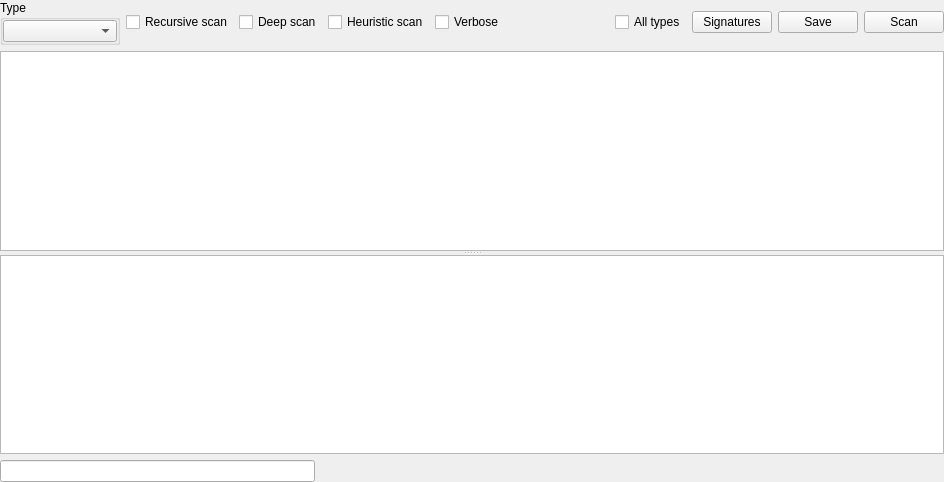
Before: the Qt Designer form diewidgetadvanced.ui in horsicq/die_widget, drawn with Qt 5.
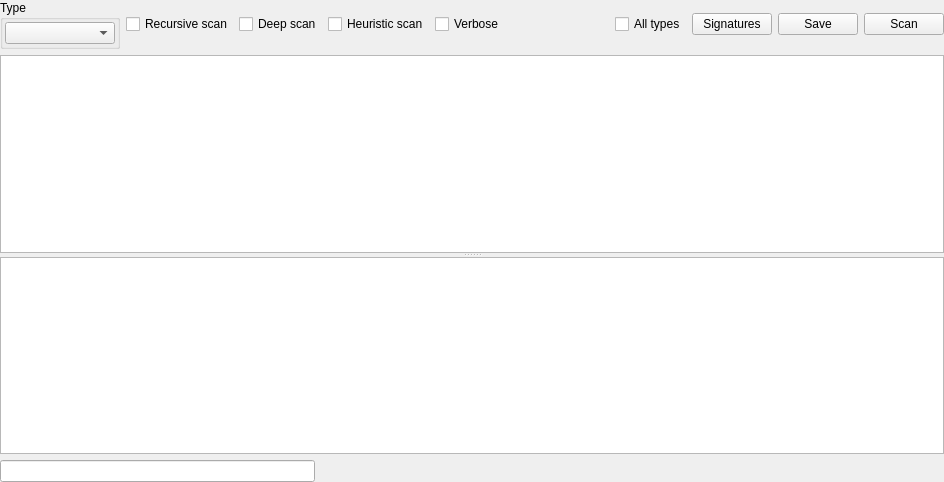
After: the same form once the commit is applied. Custom widgets are drawn as their Qt base class.

The edit to the form file:
```diff
--- a/diewidgetadvanced.ui
+++ b/diewidgetadvanced.ui
@@ -41,16 +41,16 @@
        </property>
        <layout class="QVBoxLayout" name="verticalLayout_2">
         <property name="leftMargin">
-         <number>0</number>
+         <number>2</number>
         </property>
         <property name="topMargin">
-         <number>0</number>
+         <number>2</number>
         </property>
         <property name="rightMargin">
-         <number>0</number>
+         <number>2</number>
         </property>
         <property name="bottomMargin">
-         <number>0</number>
+         <number>2</number>
         </property>
         <item>
          <widget class="QComboBox" name="comboBoxType"/>
```
